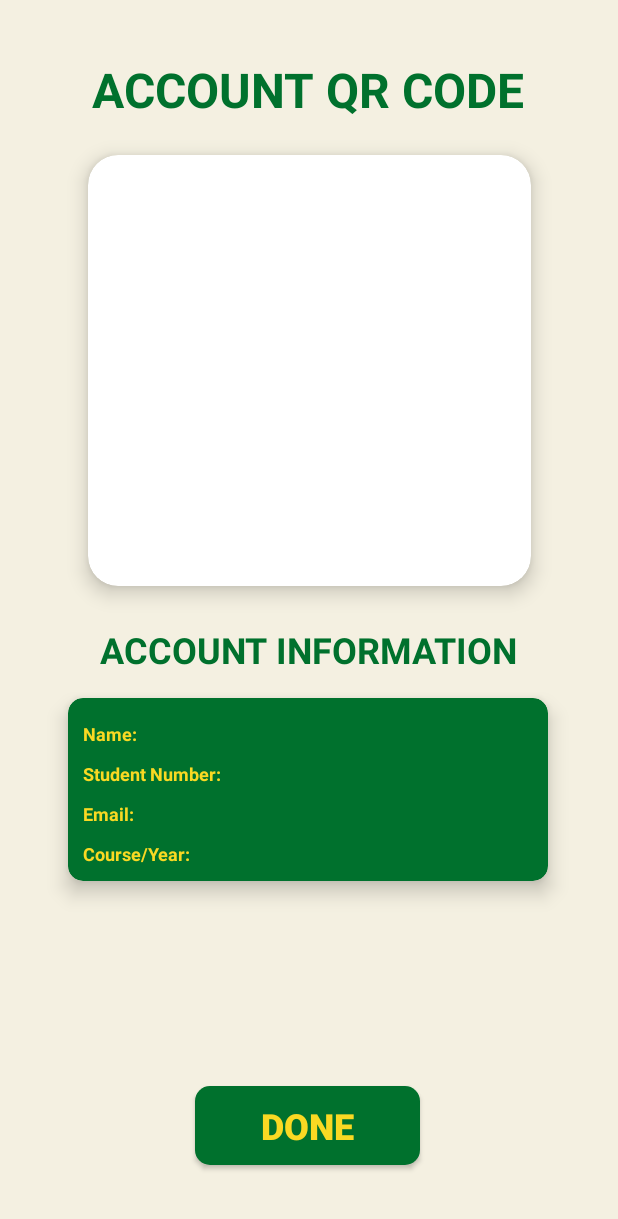
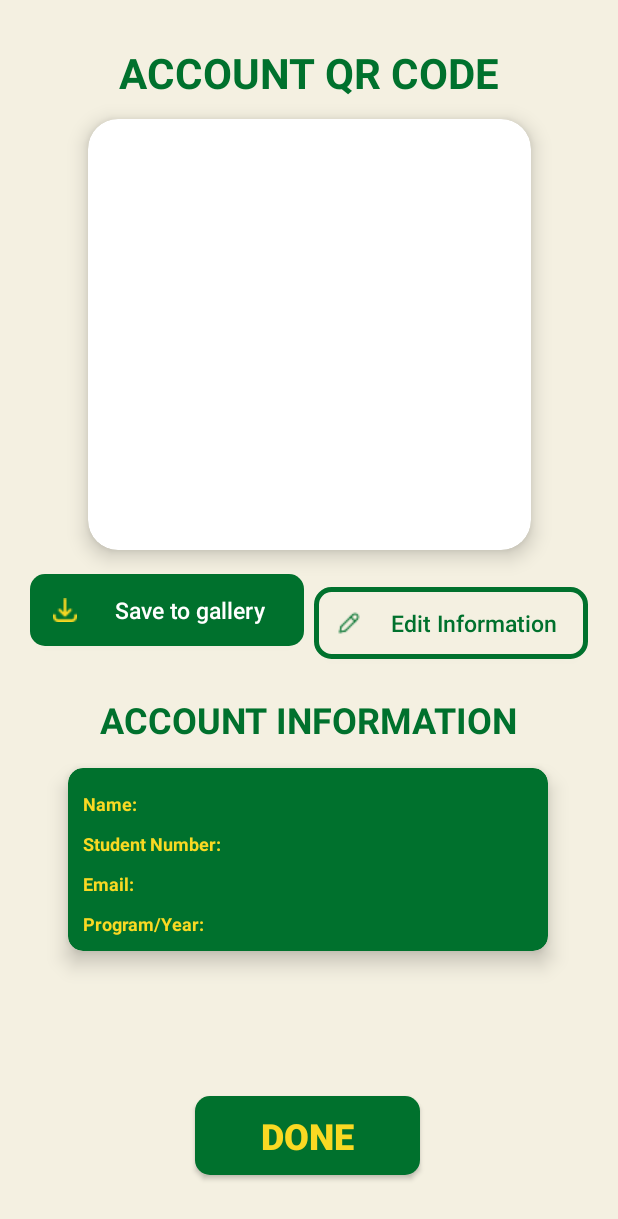
Before and after one commit to CodeJamjamzz/OOP227_CAPSTONE, an Android app: the CreateQRCode screen opened directly, with no data from a screen before it, on a phone screen of 412 x 824 dp. Shown: the top 1219 px of the screen. Run offline under Robolectric (Android 15) with nearby library versions, the phone set to English and light mode, and no system bars.

Commit message:
added buttons and layout

```diff
--- a/app/src/main/java/com/example/capstone_project/CreateAccount.java
+++ b/app/src/main/java/com/example/capstone_project/CreateAccount.java
@@ -129,7 +129,7 @@ public class CreateAccount extends AppCompatActivity {
                     InputedCourseYear.setError(null);
                     isCourseValid = true;
                 } else {
-                    InputedCourseYear.setError("Invalid course. Use uppercase letters like BSCS, BSN, BSMBA.");
+                    InputedCourseYear.setError("Invalid course. Follow the format like BSCS, BSN, BSMBA.");
                     isCourseValid = false;
                 }
             }
@@ -172,7 +172,7 @@ public class CreateAccount extends AppCompatActivity {
             return false; // empty or null
         }
         // Regex to allow uppercase letters (e.g., BSCS, BSN, BSMBA)
-        return InputedCourseYear.matches("^[A-Z]{2,}-[1-4]$"); // invalid course format
+        return InputedCourseYear.matches("^[A-Z]{2,} - [1-4]$"); // invalid course format
     }
 
     public void getInformationCreateAccount(Intent nextActivity){
--- a/app/src/main/res/drawable/green_outline.xml
+++ b/app/src/main/res/drawable/green_outline.xml
@@ -1,4 +1,6 @@
 <?xml version="1.0" encoding="utf-8"?>
-<selector xmlns:android="http://schemas.android.com/apk/res/android">
-
-</selector>
+<shape xmlns:android="http://schemas.android.com/apk/res/android">
+    <corners android:radius="10dp" /> <!-- Use dp instead of inches -->
+    <solid android:color="@color/peachwhite" /> <!-- Solid background color -->
+    <stroke android:color="@color/green" android:width="3dp" android:radius="10dp"></stroke>
+</shape>
--- a/app/src/main/res/layout/activity_create_qrcode.xml
+++ b/app/src/main/res/layout/activity_create_qrcode.xml
@@ -8,23 +8,23 @@
     android:background="@color/peachwhite"
     tools:context=".CreateQRCode">
 
+    <!-- Optional: Add rounded corners -->
+
     <TextView
         android:id="@+id/textView6"
         android:layout_width="wrap_content"
         android:layout_height="wrap_content"
+        android:layout_marginTop="8dp"
         android:text="@string/qrheader"
         android:textColor="@color/green"
-        android:textSize="32sp"
+        android:textSize="28sp"
+
         android:textStyle="bold"
-
         app:layout_constraintBottom_toBottomOf="parent"
         app:layout_constraintEnd_toEndOf="parent"
-        app:layout_constraintHorizontal_bias="0.495"
         app:layout_constraintStart_toStartOf="parent"
         app:layout_constraintTop_toTopOf="parent"
-        app:layout_constraintVertical_bias="0.049" />
-
-    <!-- Optional: Add rounded corners -->
+        app:layout_constraintVertical_bias="0.027" />
 
     <TextView
         android:id="@+id/textView14"
@@ -42,14 +42,14 @@
         app:layout_constraintEnd_toEndOf="parent"
         app:layout_constraintStart_toStartOf="parent"
         app:layout_constraintTop_toBottomOf="@+id/qrcodeDisplay"
-        app:layout_constraintVertical_bias="0.006" />
+        app:layout_constraintVertical_bias="0.182" />
 
     <androidx.cardview.widget.CardView
         android:id="@+id/qrcodeDisplay"
         android:layout_width="295dp"
         android:layout_height="287dp"
         android:layout_marginStart="16dp"
-        android:layout_marginTop="16dp"
+        android:layout_marginTop="12dp"
         android:layout_marginEnd="16dp"
         app:cardCornerRadius="20dp"
         app:cardElevation="8dp"
@@ -57,7 +57,9 @@
         app:layout_constraintEnd_toEndOf="parent"
         app:layout_constraintStart_toStartOf="parent"
         app:layout_constraintTop_toBottomOf="@+id/textView6"
-        app:layout_constraintVertical_bias="0.014" />
+        app:layout_constraintVertical_bias="0.0">
+
+    </androidx.cardview.widget.CardView>
 
     <androidx.cardview.widget.CardView
         android:id="@+id/accountInfo"
@@ -122,7 +124,7 @@
                     android:layout_width="wrap_content"
                     android:layout_height="wrap_content"
                     android:paddingTop="10dp"
-                    android:text="Course/Year:"
+                    android:text="Program/Year:"
                     android:textColor="@color/yellow"
                     android:textSize="12sp"
                     android:textStyle="bold" />
@@ -133,8 +135,8 @@
                 android:layout_width="0dp"
                 android:layout_height="wrap_content"
                 android:layout_weight="0.7"
-                android:paddingBottom="0dp"
-                android:orientation="vertical">
+                android:orientation="vertical"
+                android:paddingBottom="0dp">
 
                 <TextView
                     android:id="@+id/outputNameDisplay"
@@ -197,4 +199,56 @@
         app:layout_constraintTop_toBottomOf="@+id/accountInfo"
         app:layout_constraintVertical_bias="0.853" />
 
+
+    <Button
+        android:id="@+id/savetoGallery"
+        android:layout_width="0dp"
+        android:layout_height="48dp"
+        android:layout_marginStart="20dp"
+        android:layout_marginTop="10dp"
+        android:layout_marginEnd="1dp"
+
+        android:background="@drawable/green_background"
+        android:drawableStart="@drawable/download_icon"
+        android:elevation="30dp"
+
+        android:paddingStart="15dp"
+        android:paddingRight="2dp"
+        android:text="@string/download"
+        android:textAllCaps="false"
+        android:textColor="@color/white"
+        android:textSize="15sp"
+
+        app:layout_constraintBottom_toTopOf="@+id/accountInfo"
+        app:layout_constraintEnd_toStartOf="@id/editInformation"
+        app:layout_constraintHorizontal_bias="0.0"
+        app:layout_constraintStart_toStartOf="parent"
+        app:layout_constraintTop_toBottomOf="@+id/qrcodeDisplay"
+        app:layout_constraintVertical_bias="0.068" />
+
+    <Button
+        android:id="@+id/editInformation"
+        android:layout_width="0dp"
+        android:layout_height="48dp"
+        android:layout_marginStart="5dp"
+        android:layout_marginTop="10dp"
+        android:layout_marginEnd="20dp"
+        android:layout_marginBottom="64dp"
+        android:background="@drawable/green_outline"
+        android:drawableStart="@drawable/edit_icon"
+        android:elevation="30dp"
+
+        android:paddingStart="15dp"
+        android:paddingRight="2dp"
+        android:text="Edit Information"
+        android:textAllCaps="false"
+        android:textColor="@color/green"
+        android:textSize="15sp"
+        app:layout_constraintBottom_toTopOf="@+id/accountInfo"
+        app:layout_constraintEnd_toEndOf="parent"
+        app:layout_constraintHorizontal_bias="0.0"
+        app:layout_constraintStart_toEndOf="@+id/savetoGallery"
+        app:layout_constraintTop_toBottomOf="@+id/qrcodeDisplay"
+        app:layout_constraintVertical_bias="0.625" />
+
 </androidx.constraintlayout.widget.ConstraintLayout>
--- a/app/src/main/res/values/strings.xml
+++ b/app/src/main/res/values/strings.xml
@@ -8,9 +8,11 @@
     <string name="nameExample">(e.g. Lastname, Firstname Middle inital.)</string>
     <string name="studentEmail">Email:</string>
     <string name="studentnumberHeader">Student Number:</string>
-    <string name="courseHeader">Course/Yearlevel:</string>
+    <string name="courseHeader">Program/Yearlevel:</string>
     <string name="qrheader">ACCOUNT QR CODE</string>
+    <string name="download">Save to gallery</string>
     <string name="accountinfo">ACCOUNT INFORMATION</string>
+
     <string name="PrivacyNoticeBody">
         The information you provide will be used exclusively to enhance the success of the organization\'s future events.
         This data will help us improve planning, communication, and event experiences. Your information will not be shared with third parties or used for any unrelated purposes.
```
Also changed, not shown: app/src/main/res/layout/activity_create_account.xml (+45 -35 lines), app/src/main/res/drawable/download_icon.png.
